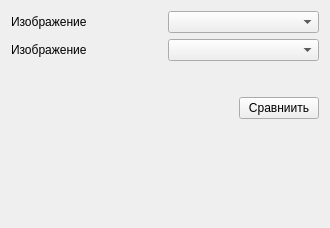
First picture: the form in ui/comparingwidget.ui, repository massaraksh-yandex/thesis, before the edit.
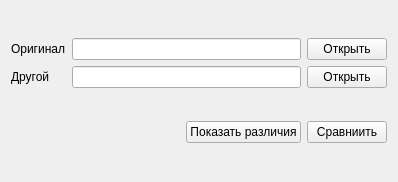
Second picture: the form after the edit.

What changed in the file:
```diff
--- a/ui/comparingwidget.ui
+++ b/ui/comparingwidget.ui
@@ -6,8 +6,8 @@
    <rect>
     <x>0</x>
     <y>0</y>
-    <width>330</width>
-    <height>228</height>
+    <width>398</width>
+    <height>182</height>
    </rect>
   </property>
   <property name="windowTitle">
@@ -16,44 +16,42 @@
   <layout class="QVBoxLayout" name="verticalLayout">
    <item>
     <layout class="QGridLayout" name="gridLayout">
-     <item row="1" column="0">
-      <widget class="QLabel" name="label_2">
-       <property name="text">
-        <string>Изображение</string>
-       </property>
-      </widget>
-     </item>
-     <item row="0" column="1">
-      <widget class="QComboBox" name="comparingBox"/>
-     </item>
      <item row="0" column="0">
       <widget class="QLabel" name="label">
        <property name="text">
-        <string>Изображение</string>
+        <string>Оригинал</string>
+       </property>
+      </widget>
+     </item>
+     <item row="0" column="1">
+      <widget class="QLineEdit" name="linePath"/>
+     </item>
+     <item row="0" column="2">
+      <widget class="QPushButton" name="pushOpen">
+       <property name="text">
+        <string>Открыть</string>
+       </property>
+      </widget>
+     </item>
+     <item row="1" column="0">
+      <widget class="QLabel" name="label_2">
+       <property name="text">
+        <string>Другой</string>
        </property>
       </widget>
      </item>
      <item row="1" column="1">
-      <widget class="QComboBox" name="comparingBox2"/>
+      <widget class="QLineEdit" name="linePath2"/>
+     </item>
+     <item row="1" column="2">
+      <widget class="QPushButton" name="pushOpen2">
+       <property name="text">
+        <string>Открыть</string>
+       </property>
+      </widget>
      </item>
     </layout>
    </item>
-   <item>
-    <spacer name="verticalSpacer_2">
-     <property name="orientation">
-      <enum>Qt::Vertical</enum>
-     </property>
-     <property name="sizeType">
-      <enum>QSizePolicy::Fixed</enum>
-     </property>
-     <property name="sizeHint" stdset="0">
-      <size>
-       <width>20</width>
-       <height>30</height>
-      </size>
-     </property>
-    </spacer>
-   </item>
    <item>
     <layout class="QHBoxLayout" name="horizontalLayout">
      <item>
@@ -70,7 +68,14 @@
       </spacer>
      </item>
      <item>
-      <widget class="QPushButton" name="accept">
+      <widget class="QPushButton" name="pushDiff">
+       <property name="text">
+        <string>Показать различия</string>
+       </property>
+      </widget>
+     </item>
+     <item>
+      <widget class="QPushButton" name="pushCompare">
        <property name="text">
         <string>Сравниить</string>
        </property>
@@ -78,19 +83,6 @@
      </item>
     </layout>
    </item>
-   <item>
-    <spacer name="verticalSpacer">
-     <property name="orientation">
-      <enum>Qt::Vertical</enum>
-     </property>
-     <property name="sizeHint" stdset="0">
-      <size>
-       <width>20</width>
-       <height>99</height>
-      </size>
-     </property>
-    </spacer>
-   </item>
   </layout>
  </widget>
  <resources/>
```
